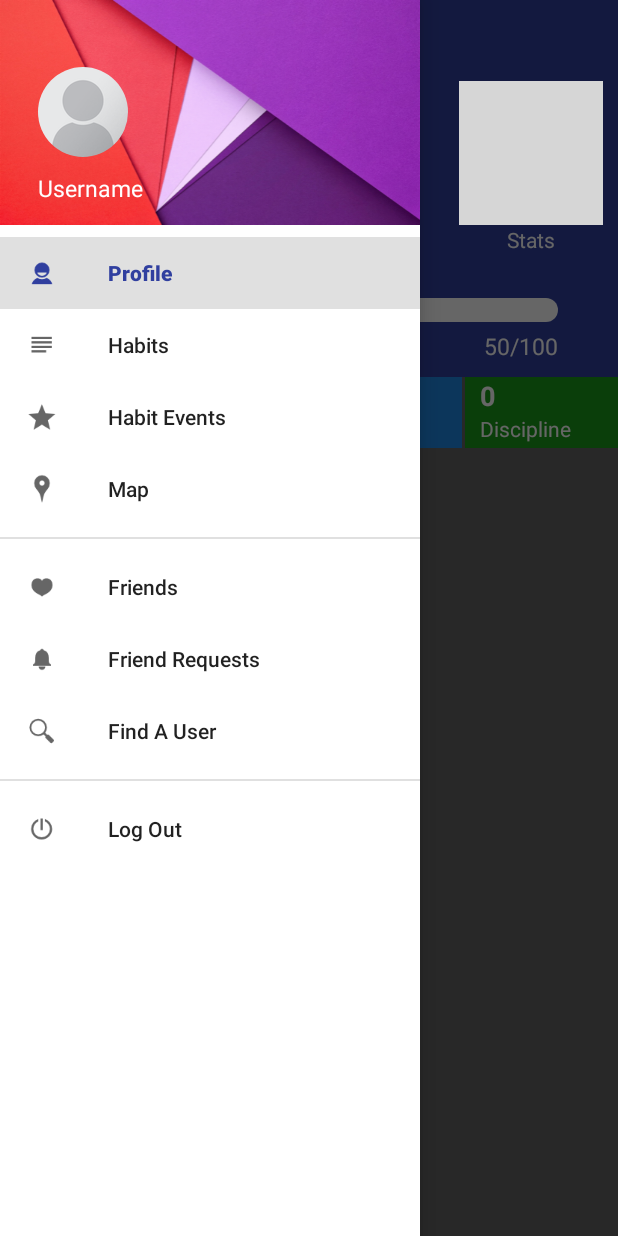
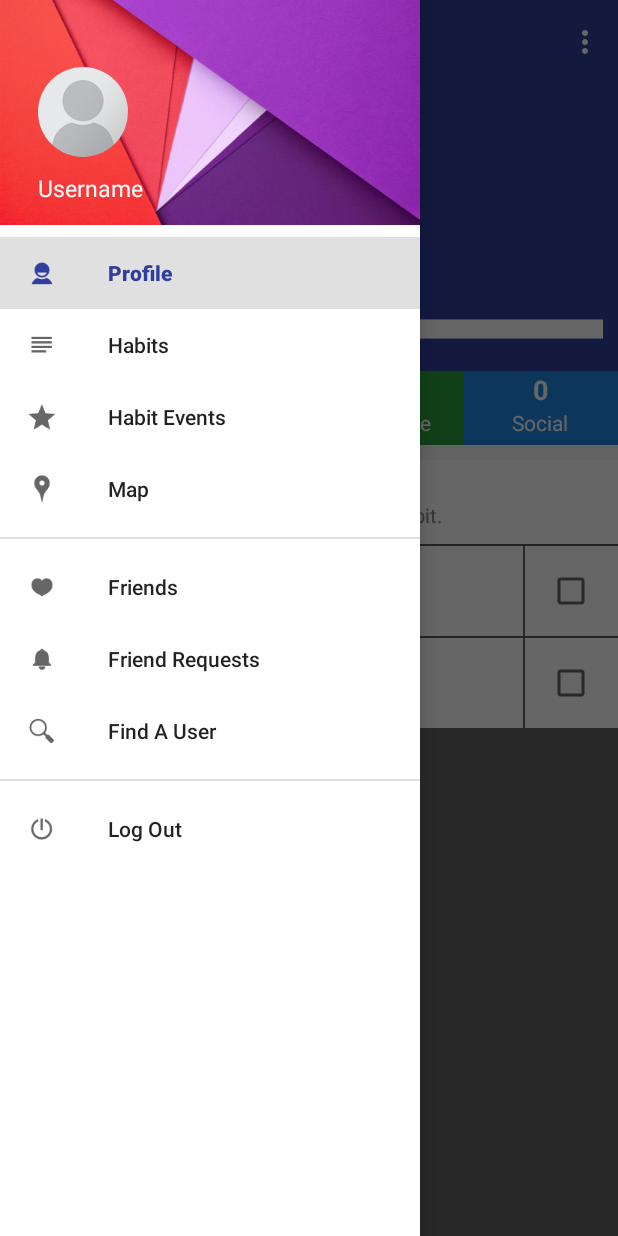
Before and after one commit to CMPUT301F17T29/HabitUp, an Android app: the screen it shows after launch (MainActivity), with the side drawer open, on a phone screen of 412 x 824 dp. Run offline under Robolectric (Android 15) with nearby library versions, the phone set to English and light mode, and no system bars; our stand-ins replace CircleImageView; grey boxes are pictures that could not be loaded.

Commit message:
Add overflow menu

```diff
--- a/app/src/main/java/com/example/habitup/View/MainActivity.java
+++ b/app/src/main/java/com/example/habitup/View/MainActivity.java
@@ -43,6 +43,16 @@ public class MainActivity extends BaseActivity {
         progressBar.setMax(100);
 
         habitList = new ArrayList<Habit>();
+
+        Habit habit1 = new Habit();
+        habit1.setHabitName("Go to the gym");
+        habit1.setAttribute("Physical");
+        habitList.add(habit1);
+
+        Habit habit2 = new Habit();
+        habit2.setHabitName("Study for CMPUT 301");
+        habit2.setAttribute("Mental");
+        habitList.add(habit2);
     }
 
     @Override
@@ -57,4 +67,10 @@ public class MainActivity extends BaseActivity {
             subHeading.setText(getString(R.string.no_habits));
         }
     }
+
+    @Override
+    public boolean onCreateOptionsMenu(Menu menu) {
+        getMenuInflater().inflate(R.menu.profile, menu);
+        return true;
+    }
 }
--- a/app/src/main/res/drawable-hdpi/custom_progress.xml
+++ b/app/src/main/res/drawable-hdpi/custom_progress.xml
@@ -4,7 +4,6 @@
 
     <item android:id="@android:id/background">
         <shape>
-            <corners android:radius="8dp"/>
             <gradient
                 android:startColor="@color/white"
                 android:centerColor="@color/white"
@@ -17,7 +16,6 @@
     <item android:id="@android:id/progress">
         <scale android:scaleWidth="100%">
             <shape>
-                <corners android:radius="8dp"/>
                 <gradient
                     android:startColor="@color/teal"
                     android:centerColor="@color/teal"
--- a/app/src/main/res/layout/profile_banner.xml
+++ b/app/src/main/res/layout/profile_banner.xml
@@ -2,77 +2,22 @@
 <RelativeLayout xmlns:android="http://schemas.android.com/apk/res/android"
     xmlns:app="http://schemas.android.com/apk/res-auto"
     android:orientation="vertical" android:layout_width="match_parent"
-    android:layout_height="match_parent">
+    android:layout_height="match_parent"
+    android:background="@color/white">
 
     <!-- Profile Banner -->
     <RelativeLayout
         android:id="@+id/profile_banner"
         android:layout_width="match_parent"
         android:layout_height="wrap_content"
-        android:paddingBottom="10dp"
+        android:paddingBottom="20dp"
         android:background="@color/colorPrimary">
-
-        <!-- Edit Button -->
-        <RelativeLayout
-            android:layout_width="wrap_content"
-            android:layout_height="wrap_content"
-            android:padding="10dp">
-
-            <ImageView
-                android:id="@+id/edit_icon"
-                android:layout_width="wrap_content"
-                android:layout_height="wrap_content"
-                android:tint="@color/teal"
-                android:contentDescription="Edit icon"
-                android:layout_centerHorizontal="true"
-                app:srcCompat="@drawable/ic_edit" />
-            <TextView
-                android:id="@+id/edit_text"
-                android:layout_width="wrap_content"
-                android:layout_height="wrap_content"
-                android:layout_below="@id/edit_icon"
-                android:textColor="@color/white"
-                android:layout_centerHorizontal="true"
-                android:textSize="14sp"
-                android:text="@string/edit"/>
-        </RelativeLayout>
-
-        <!-- Stats button -->
-        <RelativeLayout
-            android:layout_width="wrap_content"
-            android:layout_height="wrap_content"
-            android:layout_alignParentEnd="true"
-            android:layout_alignParentRight="true"
-            android:paddingRight="10dp"
-            android:paddingLeft="10dp"
-            android:paddingBottom="8dp"
-            android:paddingTop="8dp">
-
-            <ImageView
-                android:id="@+id/stats_icon"
-                android:layout_width="wrap_content"
-                android:layout_height="wrap_content"
-                android:minWidth="38dp"
-                android:minHeight="38dp"
-                android:tint="@color/teal"
-                android:contentDescription="Profile picture"
-                app:srcCompat="@drawable/ic_stats" />
-            <TextView
-                android:id="@+id/stats_text"
-                android:layout_width="wrap_content"
-                android:layout_height="wrap_content"
-                android:layout_below="@id/stats_icon"
-                android:textColor="@color/white"
-                android:layout_centerHorizontal="true"
-                android:textSize="14sp"
-                android:text="@string/stats"/>
-        </RelativeLayout>
 
         <!-- User Profile Picture -->
         <de.hdodenhof.circleimageview.CircleImageView
             android:id="@+id/drawer_pic"
-            android:layout_width="50dp"
-            android:layout_height="50dp"
+            android:layout_width="60dp"
+            android:layout_height="60dp"
             android:layout_alignParentTop="true"
             android:layout_centerHorizontal="true"
             android:layout_marginTop="15dp"
@@ -91,73 +36,59 @@
             android:layout_centerHorizontal="true"
             android:layout_marginTop="10dp"
             android:text="Ken Wong"
+            android:textStyle="bold"
             android:textColor="@color/whitegray"
-            android:textSize="16sp"/>
+            android:textSize="18sp"/>
 
         <TextView
             android:id="@+id/user_level"
             android:layout_width="match_parent"
             android:layout_height="wrap_content"
             android:layout_below="@+id/username"
+            android:layout_marginTop="1dp"
             android:gravity="center"
-            android:layout_marginTop="5dp"
             android:text="Level 25"
             android:textColor="@color/white"
+            android:textSize="16sp"/>
 
-            android:textSize="25sp"/>
+        <ImageView
+            android:id="@+id/star_level"
+            android:layout_width="wrap_content"
+            android:layout_height="wrap_content"
+            android:layout_below="@+id/user_level"
+            android:layout_marginLeft="10dp"
+            android:tint="@color/white"
+            android:src="@drawable/ic_events"/>
 
-        <!-- User's level progress -->
+        <TextView
+            android:id="@+id/level_title"
+            android:layout_width="match_parent"
+            android:layout_height="wrap_content"
+            android:text="Level up in 20 XP"
+            android:textColor="@color/whitegray"
+            android:layout_marginLeft="5dp"
+            android:layout_marginTop="10dp"
+            android:layout_toRightOf="@+id/star_level"
+            android:textSize="12sp"
+            android:layout_below="@+id/user_level"/>
+
         <ProgressBar
             android:id="@+id/progress_bar"
             style="@style/Widget.AppCompat.ProgressBar.Horizontal"
-            android:layout_width="fill_parent"
+            android:layout_width="match_parent"
             android:layout_height="wrap_content"
-            android:layout_marginTop="15dp"
-            android:layout_marginLeft="40dp"
-            android:layout_marginRight="40dp"
+            android:layout_marginTop="5dp"
+            android:layout_marginLeft="10dp"
+            android:layout_marginRight="10dp"
             android:layout_centerHorizontal="true"
-            android:layout_below="@id/user_level"
+            android:layout_below="@+id/level_title"
             android:max="100"
             android:progress="50"
-            android:scaleY="1"
+            android:scaleY="0.8"
             android:progressDrawable="@drawable/custom_progress"/>
+    </RelativeLayout>
 
-        <!-- User's level -->
-
-        <TextView
-            android:id="@+id/x_value"
-            android:layout_width="wrap_content"
-            android:layout_height="wrap_content"
-            android:textColor="@color/white"
-            android:layout_below="@+id/progress_bar"
-            android:layout_toLeftOf="@+id/slash"
-            android:layout_marginTop="5dp"
-            android:textSize="15sp"
-            android:text="50" />
-        <TextView
-            android:id="@+id/slash"
-            android:layout_width="wrap_content"
-            android:layout_height="wrap_content"
-            android:textColor="@color/white"
-            android:layout_below="@+id/progress_bar"
-            android:layout_toLeftOf="@+id/y_value"
-            android:layout_marginTop="5dp"
-            android:textSize="15sp"
-            android:text="/" />
-        <TextView
-            android:id="@+id/y_value"
-            android:layout_width="wrap_content"
-            android:layout_height="wrap_content"
-            android:textColor="@color/white"
-            android:layout_below="@+id/progress_bar"
-            android:layout_alignParentEnd="true"
-            android:layout_alignParentRight="true"
-            android:layout_marginRight="40dp"
-            android:layout_marginTop="5dp"
-            android:textSize="15sp"
-            android:text="100" />
-
-    </RelativeLayout>
+    <!-- User's level progress -->
 
     <!-- Attributes -->
     <LinearLayout
@@ -165,6 +96,8 @@
         android:layout_width="match_parent"
         android:layout_height="wrap_content"
         android:orientation="horizontal"
+        android:background="@color/whitegray"
+        android:paddingBottom="10dp"
         android:layout_below="@id/profile_banner">
 
         <RelativeLayout
@@ -172,11 +105,35 @@
             android:layout_height="wrap_content"
             android:layout_weight="0.25"
             android:orientation="vertical"
+            android:background="@color/purple"
+            android:paddingBottom="5dp">
+
+            <TextView
+                android:id="@+id/attribute2_value"
+                android:layout_width="match_parent"
+                android:layout_height="wrap_content"
+                android:text="0"
+                android:gravity="center"
+                android:textSize="18sp"
+                android:textStyle="bold"
+                android:textColor="@color/white"/>
+            <TextView
+                android:id="@+id/attribute2_name"
+                android:layout_width="match_parent"
+                android:layout_height="wrap_content"
+                android:text="Mental"
+                android:gravity="center"
+                android:layout_below="@+id/attribute2_value"
+                android:textColor="@color/white"/>
+        </RelativeLayout>
+
+        <RelativeLayout
+            android:layout_width="0dp"
+            android:layout_height="wrap_content"
+            android:layout_weight="0.25"
+            android:orientation="vertical"
             android:background="@color/red"
-            android:paddingBottom="3dp"
-            android:paddingLeft="10dp"
-            android:layout_marginRight="2dp"
-            android:paddingRight="5dp">
+            android:paddingBottom="5dp">
 
             <TextView
                 android:id="@+id/attribute1_value"
@@ -185,12 +142,14 @@
                 android:text="0"
                 android:textSize="18sp"
                 android:textStyle="bold"
+                android:gravity="center"
                 android:textColor="@color/white"/>
             <TextView
                 android:id="@+id/attribute1_name"
                 android:layout_width="match_parent"
                 android:layout_height="wrap_content"
                 android:text="Physical"
+                android:gravity="center"
                 android:layout_below="@+id/attribute1_value"
                 android:textColor="@color/white"/>
         </RelativeLayout>
@@ -200,26 +159,25 @@
             android:layout_height="wrap_content"
             android:layout_weight="0.25"
             android:orientation="vertical"
-            android:background="@color/purple"
-            android:paddingBottom="3dp"
-            android:paddingLeft="10dp"
-            android:layout_marginRight="2dp"
-            android:paddingRight="8dp">
+            android:background="@color/green"
+            android:paddingBottom="5dp">
 
             <TextView
-                android:id="@+id/attribute2_value"
+                android:id="@+id/attribute4_value"
                 android:layout_width="match_parent"
                 android:layout_height="wrap_content"
                 android:text="0"
+                android:gravity="center"
                 android:textSize="18sp"
                 android:textStyle="bold"
                 android:textColor="@color/white"/>
             <TextView
-                android:id="@+id/attribute2_name"
+                android:id="@+id/attribute4_name"
                 android:layout_width="match_parent"
                 android:layout_height="wrap_content"
-                android:text="Mental"
-                android:layout_below="@+id/attribute2_value"
+                android:text="Discipline"
+                android:gravity="center"
+                android:layout_below="@+id/attribute4_value"
                 android:textColor="@color/white"/>
         </RelativeLayout>
 
@@ -229,16 +187,14 @@
             android:layout_weight="0.25"
             android:orientation="vertical"
             android:background="@color/lightblue"
-            android:paddingBottom="3dp"
-            android:paddingLeft="10dp"
-            android:layout_marginRight="2dp"
-            android:paddingRight="8dp">
+            android:paddingBottom="5dp">
 
             <TextView
                 android:id="@+id/attribute3_value"
                 android:layout_width="match_parent"
                 android:layout_height="wrap_content"
                 android:text="0"
+                android:gravity="center"
                 android:textSize="18sp"
                 android:textStyle="bold"
                 android:textColor="@color/white"/>
@@ -247,34 +203,8 @@
                 android:layout_width="match_parent"
                 android:layout_height="wrap_content"
                 android:text="Social"
+                android:gravity="center"
                 android:layout_below="@+id/attribute3_value"
-                android:textColor="@color/white"/>
-        </RelativeLayout>
-
-        <RelativeLayout
-            android:layout_width="0dp"
-            android:layout_height="wrap_content"
-            android:layout_weight="0.25"
-            android:orientation="vertical"
-            android:background="@color/green"
-            android:paddingBottom="3dp"
-            android:paddingLeft="10dp"
-            android:paddingRight="8dp">
-
-            <TextView
-                android:id="@+id/attribute4_value"
-                android:layout_width="match_parent"
-                android:layout_height="wrap_content"
-                android:text="0"
-                android:textSize="18sp"
-                android:textStyle="bold"
-                android:textColor="@color/white"/>
-            <TextView
-                android:id="@+id/attribute4_name"
-                android:layout_width="match_parent"
-                android:layout_height="wrap_content"
-                android:text="Discipline"
-                android:layout_below="@+id/attribute4_value"
                 android:textColor="@color/white"/>
         </RelativeLayout>
 
@@ -285,7 +215,7 @@
         android:layout_width="wrap_content"
         android:layout_height="wrap_content"
         android:layout_below="@id/attributes"
-        android:layout_marginTop="7dp"
+        android:layout_marginTop="5dp"
         android:layout_marginLeft="10dp"
         android:layout_marginRight="10dp"
         android:textStyle="bold"
--- a/app/src/main/res/layout/todays_habits.xml
+++ b/app/src/main/res/layout/todays_habits.xml
@@ -7,13 +7,13 @@
 
     <RelativeLayout
         android:layout_width="0dp"
-        android:layout_height="50dp"
+        android:layout_height="60dp"
         android:layout_weight="0.85"
         android:background="@color/white"
         android:layout_marginRight="1dp"
         android:paddingLeft="10dp"
-        android:paddingTop="4dp"
-        android:paddingBottom="4dp">
+        android:paddingTop="8dp"
+        android:paddingBottom="8dp">
 
         <TextView
             android:id="@+id/todays_habit_name"
@@ -50,7 +50,7 @@
     <RelativeLayout
         android:id="@+id/habit_checkarea"
         android:layout_width="0dp"
-        android:layout_height="50dp"
+        android:layout_height="60dp"
         android:layout_weight="0.15"
         android:background="@color/white"
         android:gravity="center">
--- /dev/null
+++ b/app/src/main/res/menu/profile.xml
@@ -0,0 +1,10 @@
+<?xml version="1.0" encoding="utf-8"?>
+<menu xmlns:android="http://schemas.android.com/apk/res/android"
+    xmlns:app="http://schemas.android.com/apk/res-auto">
+    <item
+        android:id="@+id/edit_profile"
+        android:title="Edit profile" />
+    <item
+        android:id="@+id/stats_profile"
+        android:title="User statistics" />
+</menu>
--- a/app/src/main/res/values/colors.xml
+++ b/app/src/main/res/values/colors.xml
@@ -5,10 +5,10 @@
     <color name="colorAccent">#303F9F</color>
     <color name="white">#FFFFFF</color>
     <color name="teal">#39B8B8</color>
-    <color name="red">#D32F2F</color>
+    <color name="red">#DE281B</color>
     <color name="purple">#7B1FA2</color>
     <color name="lightblue">#1E88E5</color>
-    <color name="green">#1A9B1A</color>
+    <color name="green">#27A139</color>
     <color name="yellow">#F2E200</color>
     <color name="lightgray">#888888</color>
     <color name="darkgray">#4A4A4A</color>
```
